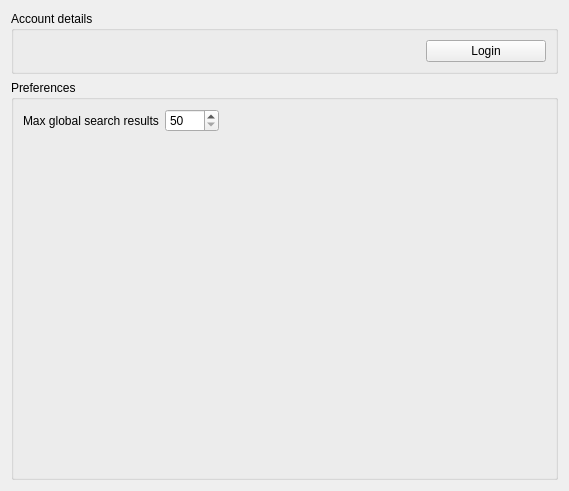
Old version of the form src/internet/vksettingspage.ui in the repository Shedward/Clementine.
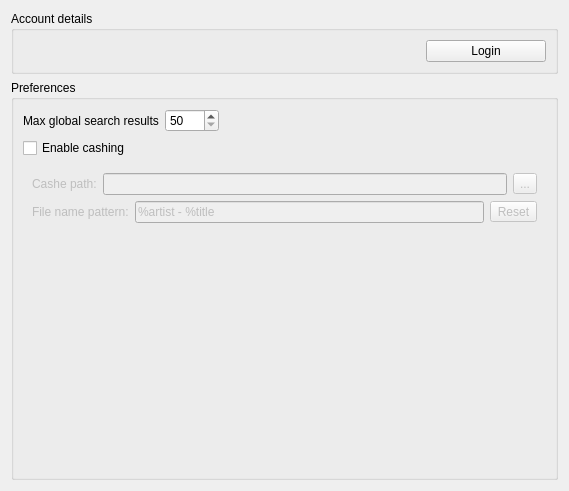
New version of the form. Icons and pictures are not drawn.

Commit message: Cashing settings

The edit to the form file:
```diff
--- a/src/internet/vksettingspage.ui
+++ b/src/internet/vksettingspage.ui
@@ -55,7 +55,7 @@
      <property name="title">
       <string>Preferences</string>
      </property>
-     <layout class="QVBoxLayout" name="verticalLayout">
+     <layout class="QVBoxLayout" name="verticalLayout_3">
       <item>
        <layout class="QHBoxLayout" name="horizontalLayout_2">
         <item>
@@ -93,6 +93,74 @@
         </item>
        </layout>
       </item>
+      <item>
+       <widget class="QCheckBox" name="enable_cashing">
+        <property name="text">
+         <string>Enable cashing</string>
+        </property>
+       </widget>
+      </item>
+      <item>
+       <widget class="QWidget" name="cashe_opts" native="true">
+        <property name="enabled">
+         <bool>false</bool>
+        </property>
+        <layout class="QVBoxLayout" name="verticalLayout">
+         <item>
+          <layout class="QHBoxLayout" name="horizontalLayout_3">
+           <item>
+            <widget class="QLabel" name="label_2">
+             <property name="text">
+              <string>Cashe path:</string>
+             </property>
+             <property name="buddy">
+              <cstring>cashe_dir</cstring>
+             </property>
+            </widget>
+           </item>
+           <item>
+            <widget class="QLineEdit" name="cashe_dir"/>
+           </item>
+           <item>
+            <widget class="QToolButton" name="choose_path">
+             <property name="text">
+              <string>...</string>
+             </property>
+            </widget>
+           </item>
+          </layout>
+         </item>
+         <item>
+          <layout class="QHBoxLayout" name="horizontalLayout_4">
+           <item>
+            <widget class="QLabel" name="label_4">
+             <property name="text">
+              <string>File name pattern:</string>
+             </property>
+             <property name="buddy">
+              <cstring>cashe_filename</cstring>
+             </property>
+            </widget>
+           </item>
+           <item>
+            <widget class="QLineEdit" name="cashe_filename">
+             <property name="text">
+              <string>%artist - %title</string>
+             </property>
+            </widget>
+           </item>
+           <item>
+            <widget class="QToolButton" name="reset">
+             <property name="text">
+              <string>Reset</string>
+             </property>
+            </widget>
+           </item>
+          </layout>
+         </item>
+        </layout>
+       </widget>
+      </item>
       <item>
        <spacer name="verticalSpacer">
         <property name="orientation">
```
Left out of the diff: 22 changed lines with no effect on the pictures. The commit also changes 2 other files.
